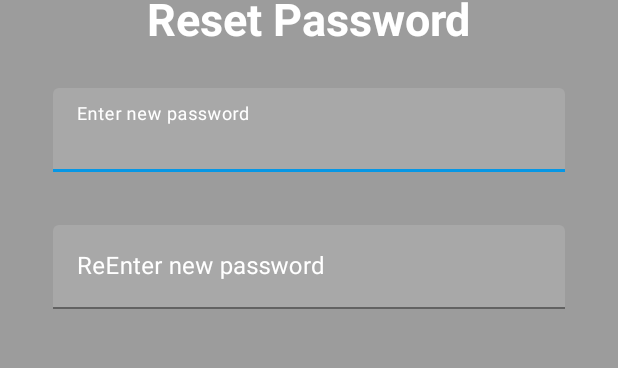
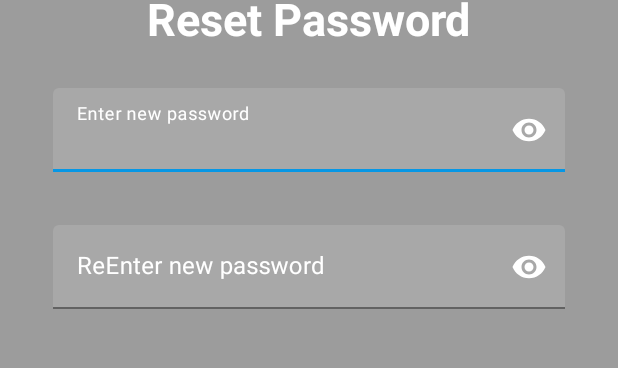
Before and after one commit to MCT-LIB/Techwiz, an Android app: the layout fragment_reset_password.xml on its own in the app's theme, with its tools: preview values and no code run, on a phone screen of 412 x 824 dp. Shown: the part 467-835 px from the top of the screen. Run offline under Robolectric (Android 15) with nearby library versions, the phone set to English and light mode, and no system bars.

Commit message:
update layout

```diff
--- a/app/src/main/java/com/csupporter/techwiz/presentation/view/fragment/authentication/EnterOTPFragment.java
+++ b/app/src/main/java/com/csupporter/techwiz/presentation/view/fragment/authentication/EnterOTPFragment.java
@@ -13,6 +13,7 @@ import android.widget.Toast;
 
 import androidx.annotation.NonNull;
 import androidx.annotation.Nullable;
+import androidx.fragment.app.Fragment;
 
 import com.csupporter.techwiz.R;
 import com.csupporter.techwiz.domain.model.Account;
@@ -94,7 +95,7 @@ public class EnterOTPFragment extends BaseFragment implements View.OnClickListen
             case R.id.btn_verify_code:
                 if (getOTPCodeUser() == otp){
                     Fragment fragment = ResetPasswordFragment.newInstance(account);
-                    replaceFragment(new ResetPasswordFragment(), true, BaseActivity.Anim.RIGHT_IN_LEFT_OUT);
+                    replaceFragment(fragment, true, BaseActivity.Anim.RIGHT_IN_LEFT_OUT);
                 }
                 break;
             case R.id.tv_resent_otp:
--- a/app/src/main/java/com/csupporter/techwiz/presentation/view/fragment/authentication/ForgotPasswordFragment.java
+++ b/app/src/main/java/com/csupporter/techwiz/presentation/view/fragment/authentication/ForgotPasswordFragment.java
@@ -93,7 +93,7 @@ public class ForgotPasswordFragment extends BaseFragment implements View.OnClick
     @Override
     public void emailExist(Account account) {
         this.account = account;
-        sendOtpPresenter.sentOTP(account.getEmail(), this);
+        sendOtpPresenter.sentOTP(account, this);
 
     }
 
--- a/app/src/main/res/layout/fragment_reset_password.xml
+++ b/app/src/main/res/layout/fragment_reset_password.xml
@@ -35,8 +35,8 @@
             android:hint="@string/reset_pw_enter_new_pw"
             android:textColorHint="@color/white"
             android:textSize="18sp"
-            app:endIconMode="clear_text"
             app:endIconTint="@color/white"
+            app:endIconMode="password_toggle"
             app:hintTextColor="@color/white">
 
             <com.google.android.material.textfield.TextInputEditText
@@ -45,10 +45,12 @@
                 android:layout_height="wrap_content"
                 android:backgroundTint="@color/white"
                 android:imeOptions="actionNext"
+                android:inputType="textPassword"
                 android:textColor="@color/white"
                 android:textColorHint="@color/white" />
 
         </com.google.android.material.textfield.TextInputLayout>
+
 
         <com.google.android.material.textfield.TextInputLayout
             android:layout_width="match_parent"
@@ -59,8 +61,8 @@
             android:hint="@string/reset_pw_reenter_new_pw"
             android:textColorHint="@color/white"
             android:textSize="18sp"
-            app:endIconMode="clear_text"
             app:endIconTint="@color/white"
+            app:endIconMode="password_toggle"
             app:hintTextColor="@color/white">
 
             <com.google.android.material.textfield.TextInputEditText
@@ -69,6 +71,7 @@
                 android:layout_height="wrap_content"
                 android:backgroundTint="@color/white"
                 android:imeOptions="actionDone"
+                android:inputType="textPassword"
                 android:textColor="@color/white"
                 android:textColorHint="@color/white" />
 
```
